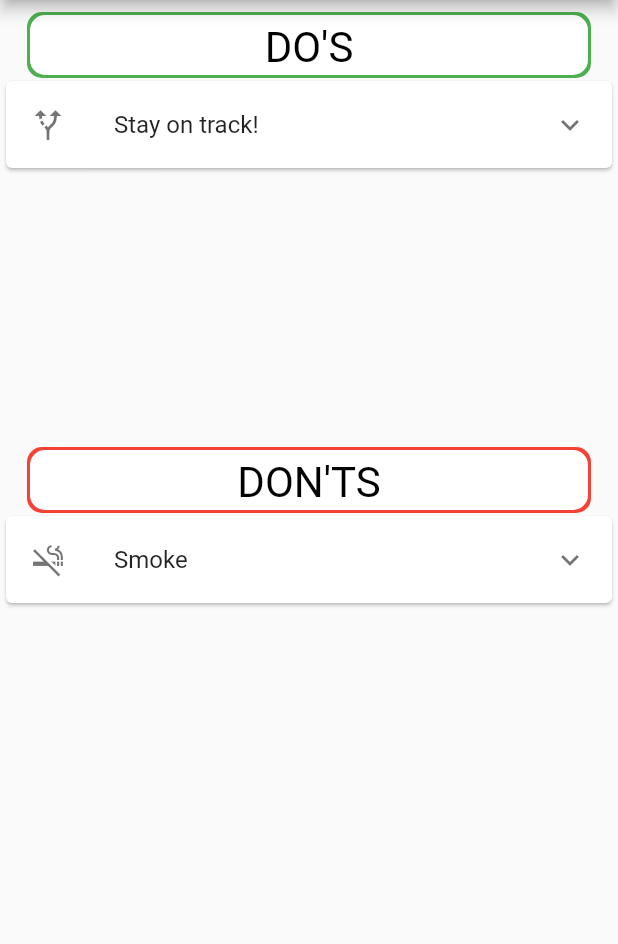
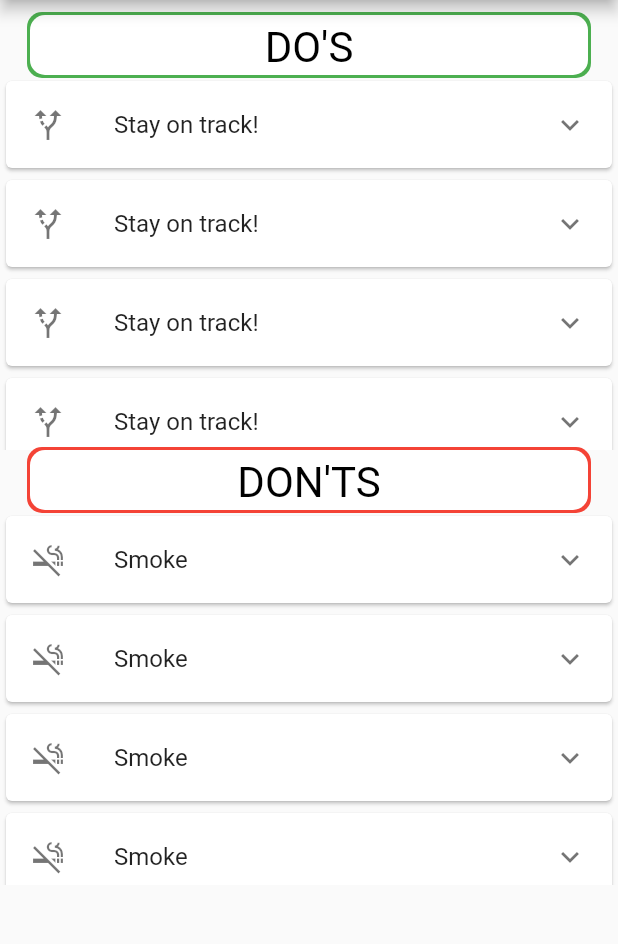
Before and after one commit to wlren/trailmix, a Flutter app: the TrailTipsScreen screen opened by its route, on a phone screen of 412 x 824 dp, the part 84-1028 px from its top. Run offline on Flutter 3.47's test engine with Material 2 defaults, Android fonts, the phone set to English and light mode, and no system bars; our stand-ins replace google_maps_flutter, location; network calls fail.

Commit message:
Optimization and clean up

```diff
--- a/lib/data/DND_data.dart
+++ b/lib/data/DND_data.dart
@@ -2,6 +2,31 @@ import 'package:flutter/material.dart';
 import '../models/dnd.dart';
 
 const DoList = const [
+  DND(
+      title: "Stay on track!",
+      description:
+          ' If you are jogging, skating, cycling or using a personal mobility device, please stay on the designated tracks. Please keep left so as to not obstruct fellow park-goers.',
+      icons: Icon(Icons.alt_route)),
+  DND(
+      title: "Stay on track!",
+      description:
+          ' If you are jogging, skating, cycling or using a personal mobility device, please stay on the designated tracks. Please keep left so as to not obstruct fellow park-goers.',
+      icons: Icon(Icons.alt_route)),
+  DND(
+      title: "Stay on track!",
+      description:
+          ' If you are jogging, skating, cycling or using a personal mobility device, please stay on the designated tracks. Please keep left so as to not obstruct fellow park-goers.',
+      icons: Icon(Icons.alt_route)),
+  DND(
+      title: "Stay on track!",
+      description:
+          ' If you are jogging, skating, cycling or using a personal mobility device, please stay on the designated tracks. Please keep left so as to not obstruct fellow park-goers.',
+      icons: Icon(Icons.alt_route)),
+  DND(
+      title: "Stay on track!",
+      description:
+          ' If you are jogging, skating, cycling or using a personal mobility device, please stay on the designated tracks. Please keep left so as to not obstruct fellow park-goers.',
+      icons: Icon(Icons.alt_route)),
   DND(
       title: "Stay on track!",
       description:
@@ -15,5 +40,35 @@ const DoNotList = const [
     description:
         "Smoking is prohibited at covered spaces, shelters, toilets, playgrounds, fitness corners, carparks, as well as in areas where no-smoking signs have been installed, including the smoke-free parks and Nature Reserves. Let's keep our Nature Reserves, parks and gardens smoke-free for everyone to enjoy.",
     icons: Icon(Icons.smoke_free),
-  )
+  ),
+  DND(
+    title: "Smoke",
+    description:
+        "Smoking is prohibited at covered spaces, shelters, toilets, playgrounds, fitness corners, carparks, as well as in areas where no-smoking signs have been installed, including the smoke-free parks and Nature Reserves. Let's keep our Nature Reserves, parks and gardens smoke-free for everyone to enjoy.",
+    icons: Icon(Icons.smoke_free),
+  ),
+  DND(
+    title: "Smoke",
+    description:
+        "Smoking is prohibited at covered spaces, shelters, toilets, playgrounds, fitness corners, carparks, as well as in areas where no-smoking signs have been installed, including the smoke-free parks and Nature Reserves. Let's keep our Nature Reserves, parks and gardens smoke-free for everyone to enjoy.",
+    icons: Icon(Icons.smoke_free),
+  ),
+  DND(
+    title: "Smoke",
+    description:
+        "Smoking is prohibited at covered spaces, shelters, toilets, playgrounds, fitness corners, carparks, as well as in areas where no-smoking signs have been installed, including the smoke-free parks and Nature Reserves. Let's keep our Nature Reserves, parks and gardens smoke-free for everyone to enjoy.",
+    icons: Icon(Icons.smoke_free),
+  ),
+  DND(
+    title: "Smoke",
+    description:
+        "Smoking is prohibited at covered spaces, shelters, toilets, playgrounds, fitness corners, carparks, as well as in areas where no-smoking signs have been installed, including the smoke-free parks and Nature Reserves. Let's keep our Nature Reserves, parks and gardens smoke-free for everyone to enjoy.",
+    icons: Icon(Icons.smoke_free),
+  ),
+  DND(
+    title: "Smoke",
+    description:
+        "Smoking is prohibited at covered spaces, shelters, toilets, playgrounds, fitness corners, carparks, as well as in areas where no-smoking signs have been installed, including the smoke-free parks and Nature Reserves. Let's keep our Nature Reserves, parks and gardens smoke-free for everyone to enjoy.",
+    icons: Icon(Icons.smoke_free),
+  ),
 ];
--- a/lib/data/attraction_data.dart
+++ b/lib/data/attraction_data.dart
@@ -1,4 +1,3 @@
-import 'package:flutter/material.dart';
 import 'package:google_maps_flutter/google_maps_flutter.dart';
 
 import '../models/attraction.dart';
```
Also changed, not shown: lib/screens/map_screen.dart (+8 -9 lines), lib/widgets/attraction_item.dart (+12 -16 lines).
